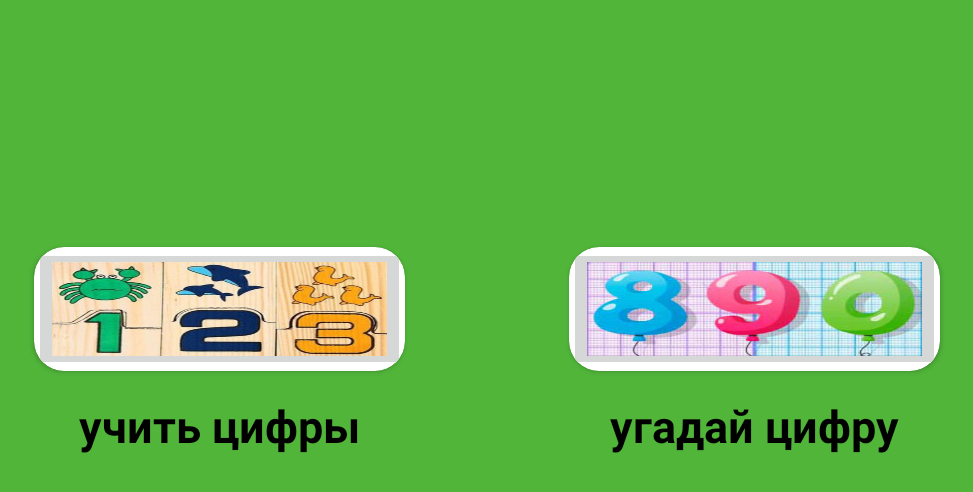
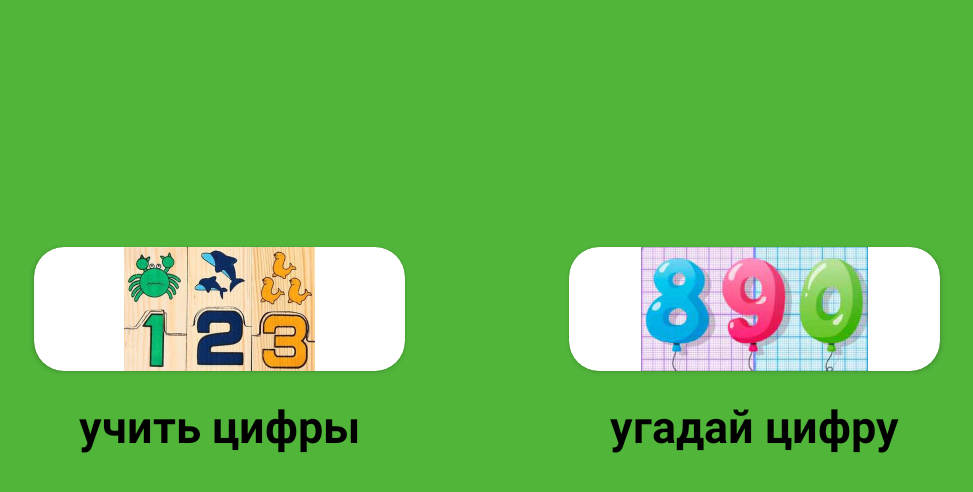
Before and after one commit to SemKaminskyi/MyLittleNumbers, an Android app: the screen it shows after launch (MainActivity), on a phone screen of 824 x 412 dp (held sideways). Shown: the top 492 px of the screen, without its empty margins (131-1104 px from the left). Run offline under Robolectric (Android 15) with nearby library versions, the phone set to English and light mode, and no system bars; our stand-ins replace Timber.

Commit message:
change all image from v24 to all drawable delete scaleType on imageView

```diff
--- a/app/src/main/res/layout/activity_main.xml
+++ b/app/src/main/res/layout/activity_main.xml
@@ -20,15 +20,16 @@
         app:layout_constraintStart_toStartOf="parent"
         app:layout_constraintTop_toTopOf="parent">
 
-        <ImageButton
+        <ImageView
+            android:id="@+id/iv1"
             android:layout_width="wrap_content"
             android:layout_height="match_parent"
             android:layout_gravity="center"
-            android:scaleType="fitXY"
             android:focusable="false"
             android:clickable="false"
             android:src="@drawable/learn_numbers"
-            />
+            android:background="@null"
+            android:contentDescription="TODO" />
 
     </androidx.cardview.widget.CardView>
 
@@ -59,16 +60,14 @@
         app:layout_constraintStart_toEndOf="@+id/main_game_1"
         app:layout_constraintTop_toTopOf="parent">
 
-        <ImageButton
+        <ImageView
             android:layout_width="wrap_content"
             android:layout_height="match_parent"
             android:layout_gravity="center"
-            android:scaleType="fitXY"
             android:focusable="false"
             android:clickable="false"
             android:src="@drawable/guess"
-
-            />
+            android:contentDescription="TODO" />
 
     </androidx.cardview.widget.CardView>
 
```
Also changed, not shown: app/src/main/res/drawable/background_wood.jpg (renamed from app/src/main/res/drawable-v24/background_wood.jpg), app/src/main/res/drawable/guess.jpg (renamed from app/src/main/res/drawable-v24/guess.jpg), app/src/main/res/drawable/ic_launcher_foreground.xml (renamed from app/src/main/res/drawable-v24/ic_launcher_foreground.xml), app/src/main/res/drawable/images_0.png (renamed from app/src/main/res/drawable-v24/images_0.png), app/src/main/res/drawable/images_1.png (renamed from app/src/main/res/drawable-v24/images_1.png), app/src/main/res/drawable/images_10.png (renamed from app/src/main/res/drawable-v24/images_10.png), app/src/main/res/drawable/images_2.png (renamed from app/src/main/res/drawable-v24/images_2.png), app/src/main/res/drawable/images_3.png (renamed from app/src/main/res/drawable-v24/images_3.png), app/src/main/res/drawable/images_4.png (renamed from app/src/main/res/drawable-v24/images_4.png), app/src/main/res/drawable/images_5.png (renamed from app/src/main/res/drawable-v24/images_5.png), app/src/main/res/drawable/images_6.png (renamed from app/src/main/res/drawable-v24/images_6.png), app/src/main/res/drawable/images_7.png (renamed from app/src/main/res/drawable-v24/images_7.png), app/src/main/res/drawable/images_8.png (renamed from app/src/main/res/drawable-v24/images_8.png), app/src/main/res/drawable/images_9.png (renamed from app/src/main/res/drawable-v24/images_9.png), 1 more files.
